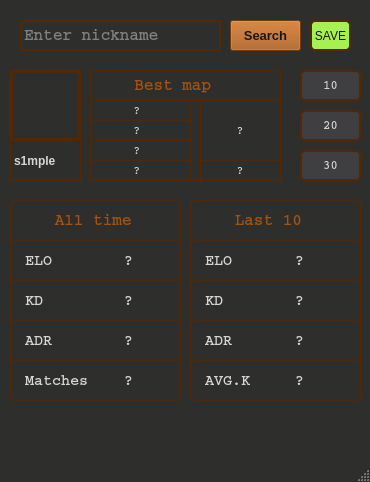
Old version of the form mainwindow.ui in the repository vixPP/FaceitStatsWidjet.
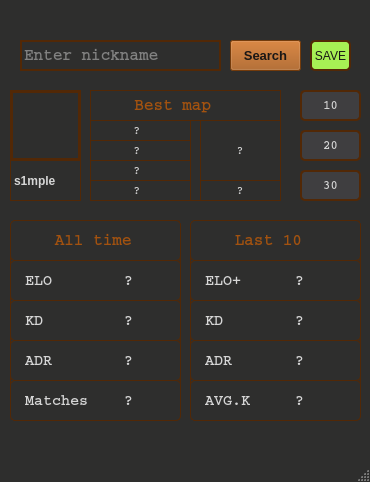
New version of the form.

What changed in the file:
```diff
--- a/mainwindow.ui
+++ b/mainwindow.ui
@@ -34,7 +34,7 @@
     <property name="geometry">
      <rect>
       <x>10</x>
-      <y>200</y>
+      <y>220</y>
       <width>171</width>
       <height>201</height>
      </rect>
@@ -205,7 +205,7 @@
     <property name="geometry">
      <rect>
       <x>10</x>
-      <y>140</y>
+      <y>160</y>
       <width>71</width>
       <height>41</height>
      </rect>
@@ -235,7 +235,7 @@
     <property name="geometry">
      <rect>
       <x>10</x>
-      <y>70</y>
+      <y>90</y>
       <width>71</width>
       <height>71</height>
      </rect>
@@ -257,7 +257,7 @@
     <property name="geometry">
      <rect>
       <x>190</x>
-      <y>200</y>
+      <y>220</y>
       <width>171</width>
       <height>201</height>
      </rect>
@@ -420,7 +420,7 @@
 </string>
      </property>
      <property name="text">
-      <string>ELO       ?</string>
+      <string>ELO+      ?</string>
      </property>
     </widget>
    </widget>
@@ -428,7 +428,7 @@
     <property name="geometry">
      <rect>
       <x>300</x>
-      <y>70</y>
+      <y>90</y>
       <width>61</width>
       <height>31</height>
      </rect>
@@ -463,7 +463,7 @@
     <property name="geometry">
      <rect>
       <x>90</x>
-      <y>70</y>
+      <y>90</y>
       <width>191</width>
       <height>111</height>
      </rect>
@@ -697,7 +697,7 @@
     <property name="geometry">
      <rect>
       <x>300</x>
-      <y>110</y>
+      <y>130</y>
       <width>61</width>
       <height>31</height>
      </rect>
@@ -732,7 +732,7 @@
     <property name="geometry">
      <rect>
       <x>300</x>
-      <y>150</y>
+      <y>170</y>
       <width>61</width>
       <height>31</height>
      </rect>
@@ -767,7 +767,7 @@
     <property name="geometry">
      <rect>
       <x>230</x>
-      <y>20</y>
+      <y>40</y>
       <width>71</width>
       <height>31</height>
      </rect>
@@ -802,7 +802,7 @@
     <property name="geometry">
      <rect>
       <x>20</x>
-      <y>20</y>
+      <y>40</y>
       <width>201</width>
       <height>31</height>
      </rect>
@@ -835,7 +835,7 @@
     <property name="geometry">
      <rect>
       <x>310</x>
-      <y>20</y>
+      <y>40</y>
       <width>41</width>
       <height>31</height>
      </rect>
```
